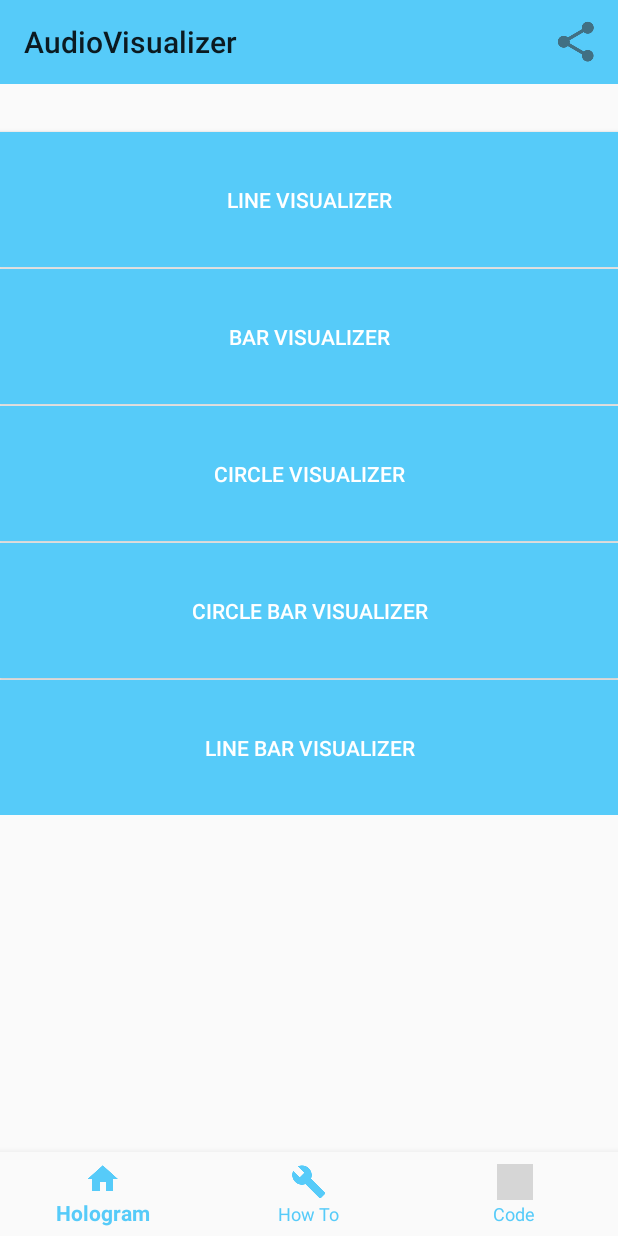
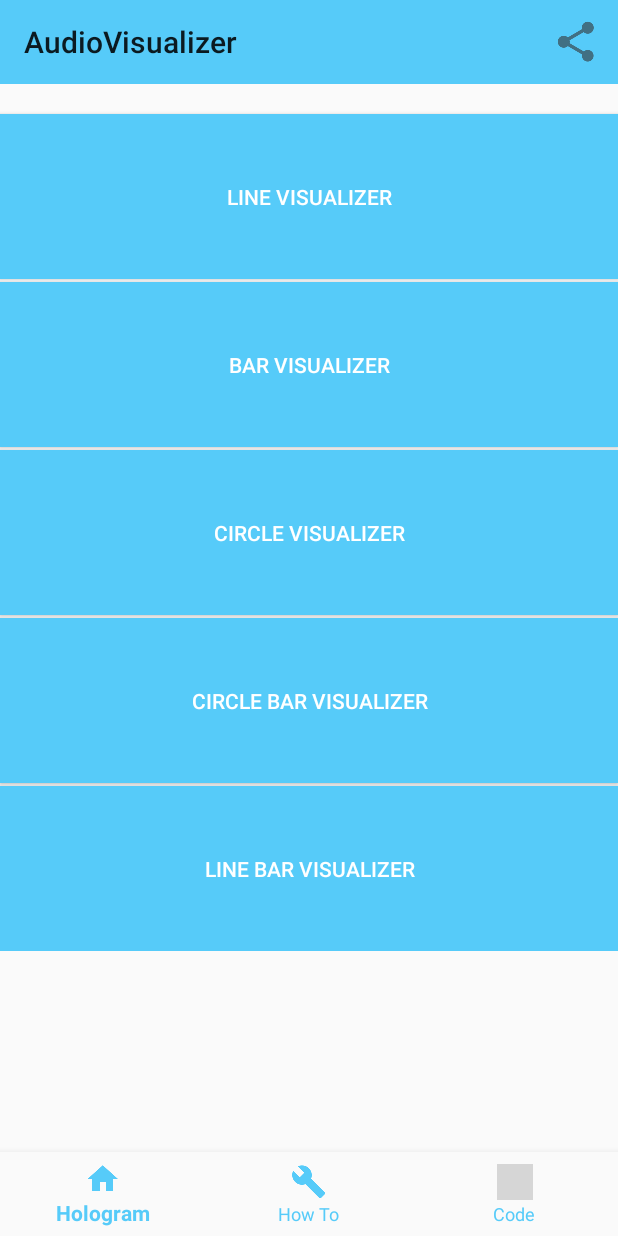
Before and after one commit to PedroBarcha/music2hologram, an Android app: the screen it shows after launch (MainActivity), after a tap on "share", on a phone screen of 412 x 824 dp. Run offline under Robolectric (Android 15) with nearby library versions, the phone set to English and light mode, and no system bars; grey boxes are pictures that could not be loaded.

Commit message:
readme updated

```diff
--- a/sample/src/main/res/layout/fragment_hologram.xml
+++ b/sample/src/main/res/layout/fragment_hologram.xml
@@ -18,9 +18,9 @@
         <Button
             android:id="@+id/lineBt"
             android:background="@color/colorPrimaryDark"
-            android:layout_height="90dp"
+            android:layout_height="110dp"
             android:layout_width="match_parent"
-            android:layout_marginTop="32dp"
+            android:layout_marginTop="20dp"
             android:onClick="line"
             android:text="@string/line_visualizer"
             android:textColor="@color/white"
@@ -30,9 +30,9 @@
         <Button
             android:id="@+id/barBt"
             app:layout_constraintTop_toBottomOf="@+id/lineBt"
-            android:layout_marginTop="1dp"
+            android:layout_marginTop="2dp"
             android:background="@color/colorPrimaryDark"
-            android:layout_height="90dp"
+            android:layout_height="110dp"
             android:layout_width="match_parent"
             android:onClick="bar"
             android:text="@string/bar_visualizer"
@@ -41,9 +41,9 @@
         <Button
             android:id="@+id/circleBt"
             app:layout_constraintTop_toBottomOf="@+id/barBt"
-            android:layout_marginTop="1dp"
+            android:layout_marginTop="2dp"
             android:background="@color/colorPrimaryDark"
-            android:layout_height="90dp"
+            android:layout_height="110dp"
             android:layout_width="match_parent"
             android:onClick="circle"
             android:text="@string/circle_visualizer"
@@ -52,9 +52,9 @@
         <Button
             android:id="@+id/circleBarBt"
             app:layout_constraintTop_toBottomOf="@+id/circleBt"
-            android:layout_marginTop="1dp"
+            android:layout_marginTop="2dp"
             android:background="@color/colorPrimaryDark"
-            android:layout_height="90dp"
+            android:layout_height="110dp"
             android:layout_width="match_parent"
             android:onClick="circleBar"
             android:text="@string/circle_bar_visualizer"
@@ -63,9 +63,9 @@
         <Button
             android:id="@+id/lineBarBt"
             app:layout_constraintTop_toBottomOf="@+id/circleBarBt"
-            android:layout_marginTop="1dp"
+            android:layout_marginTop="2dp"
             android:background="@color/colorPrimaryDark"
-            android:layout_height="90dp"
+            android:layout_height="110dp"
             android:layout_width="match_parent"
             android:onClick="lineBar"
             android:text="@string/line_bar_visualizer"
--- a/sample/src/main/res/values/colors.xml
+++ b/sample/src/main/res/values/colors.xml
@@ -3,6 +3,6 @@
     <color name="colorPrimary">#81F4E1</color>
     <color name="colorPrimaryDark">#56CBF9</color>
     <color name="colorAccent">#FF729F</color>
-    <color name="custom">#3F51B5</color>
+    <color name="custom">#81F4E1</color>
     <color name="white">#FFFFFF</color>
 </resources>
```
